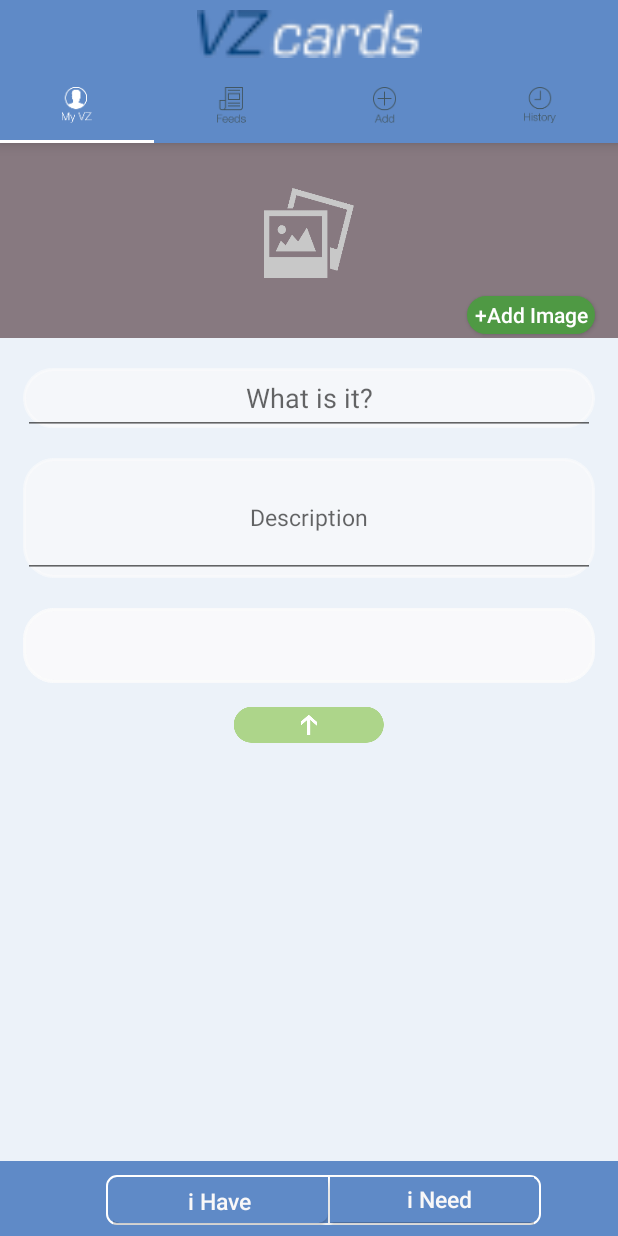
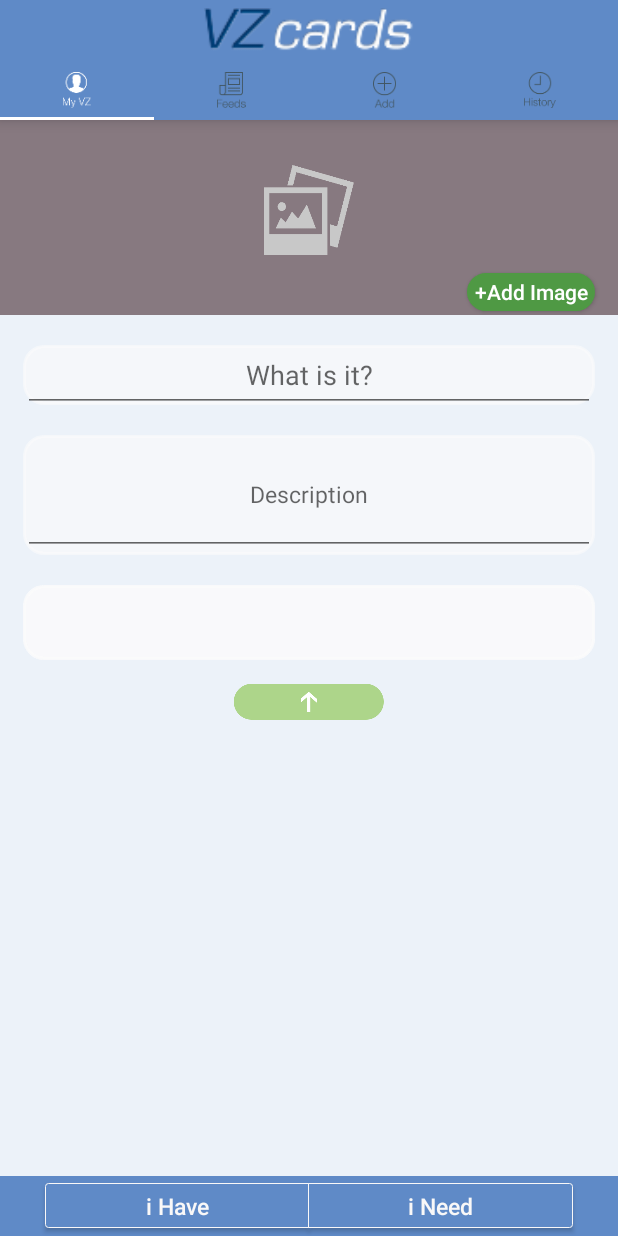
Before and after one commit to tools-zhao/VZCardsAndroid, an Android app: the fragment AddActivity placed in its activity, on a phone screen of 412 x 824 dp. Run offline under Robolectric (Android 15) with nearby library versions, the phone set to English and light mode, and no system bars.

Commit message:
updated buttons

```diff
--- a/vzcards/app/src/main/java/com/bitjini/vzcards/Referal_Activity.java
+++ b/vzcards/app/src/main/java/com/bitjini/vzcards/Referal_Activity.java
@@ -23,7 +23,7 @@ public class Referal_Activity extends Fragment {
 
         Button vzfrnds=(Button) referral.findViewById(R.id.vzfrnds);
 
-        profilebtn.setOnClickListener(new View.OnClickListener() {
+        profilebtn.setOnClickListener(this);
             @Override
             public void onClick(View v)
             {
@@ -39,7 +39,7 @@ public class Referal_Activity extends Fragment {
                         .commit();
 
             }
-        });
+
         vzfrnds.setOnClickListener(new View.OnClickListener() {
             @Override
             public void onClick(View v)
--- a/vzcards/app/src/main/res/drawable-xxhdpi/button_color.xml
+++ b/vzcards/app/src/main/res/drawable-xxhdpi/button_color.xml
@@ -2,26 +2,34 @@
 <selector xmlns:android="http://schemas.android.com/apk/res/android">
     <item
         android:state_pressed="true">
+
         <shape android:shape="rectangle">
+
             <solid android:color="#f9f8f8"/>
             <padding android:left="5dp"
                 android:top="5dp"
                 android:right="5dp"
                 android:bottom="5dp"/>
 
-            <corners android:radius="10px"/>
+            <corners android:radius="10dp"
+                android:bottomRightRadius="0dp" android:bottomLeftRadius="2dp"
+                android:topLeftRadius="2dp" android:topRightRadius="0dp"/>
         </shape>
     </item>
     <item
         android:state_pressed="false">
         <shape android:shape="rectangle"  >
+            <stroke  android:width="0.9dp"
+                android:color="#f9f8f8"/>
             <solid android:color="#5f8ac7"/>
             <padding android:left="5dp"
                 android:top="5dp"
                 android:right="5dp"
                 android:bottom="5dp"/>
 
-            <corners android:radius="10px"/>
+            <corners android:radius="10dp"
+                android:bottomRightRadius="0dp" android:bottomLeftRadius="2dp"
+                android:topLeftRadius="2dp" android:topRightRadius="0dp"/>
         </shape>
     </item>
 </selector>
--- a/vzcards/app/src/main/res/drawable-xxhdpi/button_color2.xml
+++ b/vzcards/app/src/main/res/drawable-xxhdpi/button_color2.xml
@@ -2,13 +2,17 @@
 <selector xmlns:android="http://schemas.android.com/apk/res/android">
         <item
             android:state_pressed="true">
+
             <shape android:shape="rectangle">
+
                 <solid android:color="#f9f8f8"/>
             </shape>
         </item>
         <item
             android:state_pressed="false">
             <shape android:shape="rectangle"  >
+                <stroke  android:width="0.9dp"
+                    android:color="#f9f8f8"/>
                 <solid android:color="#5f8ac7"/>
             </shape>
         </item>
--- /dev/null
+++ b/vzcards/app/src/main/res/drawable-xxhdpi/button_color3.xml
@@ -0,0 +1,35 @@
+<?xml version="1.0" encoding="utf-8"?>
+<selector xmlns:android="http://schemas.android.com/apk/res/android">
+    <item
+        android:state_pressed="true">
+
+        <shape android:shape="rectangle">
+
+            <solid android:color="#f9f8f8"/>
+            <padding android:left="5dp"
+                android:top="5dp"
+                android:right="5dp"
+                android:bottom="5dp"/>
+
+            <corners android:radius="10dp"
+                android:bottomRightRadius="2dp" android:bottomLeftRadius="0dp"
+                android:topLeftRadius="0dp" android:topRightRadius="2dp"/>
+        </shape>
+    </item>
+    <item
+        android:state_pressed="false">
+        <shape android:shape="rectangle"  >
+            <stroke  android:width="0.9dp"
+                android:color="#f9f8f8"/>
+            <solid android:color="#5f8ac7"/>
+            <padding android:left="5dp"
+                android:top="5dp"
+                android:right="5dp"
+                android:bottom="5dp"/>
+
+            <corners android:radius="10dp"
+                android:bottomRightRadius="2dp" android:bottomLeftRadius="0dp"
+                android:topLeftRadius="0dp" android:topRightRadius="2dp"/>
+        </shape>
+    </item>
+</selector>
--- a/vzcards/app/src/main/res/drawable-xxhdpi/drawable_edit.xml
+++ b/vzcards/app/src/main/res/drawable-xxhdpi/drawable_edit.xml
@@ -7,12 +7,12 @@
             <stroke android:width="0.9dp"
                 android:color="#ffffff"/>
 
-            <padding android:left="5dp"
-                android:top="5dp"
-                android:right="5dp"
-                android:bottom="5dp"/>
+            <padding android:left="2dp"
+                android:top="2dp"
+                android:right="2dp"
+                android:bottom="2dp"/>
 
-            <corners android:radius="10px"/>
+            <corners android:radius="5px"/>
         </shape>
     </item>
 </selector>
--- a/vzcards/app/src/main/res/drawable-xxhdpi/my_vz_profile.xml
+++ b/vzcards/app/src/main/res/drawable-xxhdpi/my_vz_profile.xml
@@ -3,8 +3,8 @@
 <selector xmlns:android="http://schemas.android.com/apk/res/android">
     <item
         android:state_selected="true"
-        android:drawable="@drawable/my_vz_s" />
+        android:drawable="@drawable/myvz_s" />
     <item
         android:state_selected="false"
-        android:drawable="@drawable/myvz" />
+        android:drawable="@drawable/myvz_ds" />
 </selector>
--- a/vzcards/app/src/main/res/drawable-xxhdpi/text_drawable.xml
+++ b/vzcards/app/src/main/res/drawable-xxhdpi/text_drawable.xml
@@ -9,7 +9,7 @@
                 android:color="#97fbfbfc" />
 
             <corners
-                android:radius="30px"/>
+                android:radius="20px"/>
         </shape>
     </item>
 </selector>
--- a/vzcards/app/src/main/res/layout/add_layout.xml
+++ b/vzcards/app/src/main/res/layout/add_layout.xml
@@ -139,49 +139,44 @@
 
     <LinearLayout
         android:layout_width="match_parent"
-        android:layout_height="50dp"
+        android:layout_height="40dp"
         android:background="#5f8ac7"
         android:layout_marginBottom="0dp"
+        android:id="@+id/l8"
         android:layout_alignParentBottom="true"
         android:layout_gravity="bottom"
-        android:gravity="center_horizontal">
-        <LinearLayout
-            android:layout_width="290dp"
-            android:layout_marginTop="1dp"
-            android:layout_marginLeft="20dp"
-            android:background="@drawable/drawable1"
-            android:paddingTop="0dp"
-            android:paddingBottom="0dp"
-            android:layout_height="33dp"
-            android:layout_gravity="center">
+        android:orientation="horizontal"
+        android:weightSum="2"
+        android:gravity="center">
+
             <Button
-                android:layout_width="145dp"
+                android:layout_width="0dp"
                 android:layout_height="30dp"
                 android:id="@+id/ihave"
-                android:layout_marginTop="0.2dp"
                 android:background="@drawable/button_color"
                 android:textColor="@drawable/text_color"
                 android:text="i Have"
                 android:textSize="15sp"
                 android:textAllCaps="false"
-                android:layout_marginLeft="-2dp"
+                android:layout_marginLeft="30dp"
+                android:layout_weight="1"
                 android:layout_gravity="center_vertical"/>
-            <View
-                android:layout_width="1dp"
-                android:layout_height="33dp"
-                android:background="#ffffff"/>
+
             <Button
-                android:layout_width="145dp"
+                android:layout_width="0dp"
                 android:layout_height="30dp"
                 android:id="@+id/ineed"
                 android:textSize="15sp"
                 android:text="i Need"
-                android:background="@drawable/button_color2"
+                android:background="@drawable/button_color3"
                 android:textColor="@drawable/text_color"
                 android:textAllCaps="false"
+                android:layout_marginRight="30dp"
+                android:layout_marginLeft="-1dp"
+                android:layout_weight="1"
                 android:layout_gravity="center_vertical"/>
 
-        </LinearLayout>
+
 
     </LinearLayout>
 
--- a/vzcards/app/src/main/res/layout/profile_layout.xml
+++ b/vzcards/app/src/main/res/layout/profile_layout.xml
@@ -52,7 +52,7 @@
         <ImageView
             android:layout_width="40dp"
             android:layout_height="40dp"
-            android:src="@drawable/no_pic_placeholder"
+            android:src="@drawable/no_pic_placeholder_white"
             android:layout_gravity="center"
             android:background="@drawable/drawable2"
             android:layout_marginLeft="20dp"
@@ -66,13 +66,16 @@
         android:background="#434951"
         android:id="@+id/l3"
         android:layout_below="@+id/l2"
-        android:gravity="center_horizontal">
+        android:gravity="right">
         <Button
             android:layout_width="80dp"
-            android:layout_height="30dp"
+            android:layout_height="25dp"
             android:text="Edit"
             android:id="@+id/edit"
-             android:layout_marginLeft="260dp"
+            android:layout_marginRight="10dp"
+            android:layout_alignParentRight="true"
+            android:layout_gravity="center_vertical"
+            android:gravity="center"
             android:textColor="#ffffff"
             android:background="@drawable/drawable_edit"/>
     </LinearLayout>
@@ -90,14 +93,19 @@
         android:layout_gravity="center_horizontal">
     <TextView
         android:layout_width="100dp"
-        android:layout_height="40dp"
+        android:layout_height="match_parent"
         android:text="Industry:"
-        android:gravity="center"/>
+        android:layout_marginTop="7dp"
+        android:layout_marginStart="10dp"
+        android:layout_gravity="center"
+        android:gravity="left"/>
         <TextView
             android:layout_width="200dp"
-            android:layout_height="40dp"
+            android:layout_height="match_parent"
             android:id="@+id/industry"
-            android:gravity="center"/>
+            android:layout_marginTop="7dp"
+            android:layout_gravity="center"
+            android:gravity="left"/>
         </LinearLayout>
 
     <LinearLayout
@@ -112,14 +120,19 @@
         android:layout_marginRight="10dp">
         <TextView
             android:layout_width="100dp"
-            android:layout_height="40dp"
+            android:layout_height="match_parent"
             android:text="Company:"
-            android:gravity="center"/>
+            android:layout_marginTop="7dp"
+            android:layout_marginStart="10dp"
+            android:layout_gravity="center"
+            android:gravity="left"/>
         <TextView
             android:layout_width="200dp"
-            android:layout_height="40dp"
+            android:layout_height="match_parent"
             android:id="@+id/company"
-            android:gravity="center"/>
+            android:layout_marginTop="7dp"
+            android:layout_gravity="center"
+            android:gravity="left"/>
     </LinearLayout>
     <LinearLayout
         android:layout_width="match_parent"
@@ -133,98 +146,103 @@
         android:layout_marginTop="10dp">
         <TextView
             android:layout_width="100dp"
-            android:layout_height="40dp"
+            android:layout_height="match_parent"
             android:text="Email:"
-            android:gravity="center"/>
+            android:layout_marginTop="7dp"
+            android:layout_marginStart="10dp"
+            android:layout_gravity="center"
+            android:gravity="left"/>
         <TextView
             android:layout_width="200dp"
-            android:layout_height="40dp"
+            android:layout_height="match_parent"
             android:id="@+id/email"
-            android:gravity="center"/>
+            android:layout_marginTop="7dp"
+            android:layout_gravity="center"
+            android:gravity="left"/>
     </LinearLayout>
     <LinearLayout
         android:layout_width="match_parent"
-        android:layout_height="60dp"
+        android:layout_height="70dp"
         android:orientation="horizontal"
         android:background="@drawable/text_drawable"
         android:layout_marginLeft="10dp"
         android:layout_marginRight="10dp"
         android:layout_marginTop="10dp"
         android:id="@+id/l7"
-        android:layout_below="@id/l6">
+        android:layout_below="@+id/l6">
         <TextView
             android:layout_width="100dp"
             android:layout_height="match_parent"
             android:text="Address:"
-            android:gravity="center"/>
+            android:layout_marginTop="7dp"
+            android:layout_marginStart="10dp"
+            android:layout_gravity="center"
+            android:gravity="left"/>
 
         <TextView
             android:layout_width="200dp"
             android:layout_height="match_parent"
             android:id="@+id/address"
-            android:gravity="center"/>
+            android:layout_marginTop="7dp"
+            android:layout_gravity="center"
+            android:gravity="left"/>
     </LinearLayout>
 
 
     <LinearLayout
         android:layout_width="match_parent"
-        android:layout_height="50dp"
+        android:layout_height="40dp"
         android:background="#5f8ac7"
         android:layout_marginBottom="0dp"
         android:id="@+id/l8"
         android:layout_alignParentBottom="true"
         android:layout_gravity="bottom"
-        android:gravity="center_horizontal">
-        <LinearLayout
-            android:layout_width="280dp"
-            android:layout_marginTop="2dp"
-            android:background="@drawable/drawable1"
-            android:paddingTop="0dp"
-            android:paddingBottom="0dp"
-            android:layout_height="33dp"
-            android:layout_gravity="center">
+        android:orientation="horizontal"
+        android:weightSum="3"
+        android:gravity="center">
+
         <Button
-            android:layout_width="90dp"
+            android:layout_width="0dp"
             android:layout_height="30dp"
             android:id="@+id/profilebtn"
-            android:layout_marginTop="0.2dp"
             android:background="@drawable/button_color"
             android:textColor="@drawable/text_color"
             android:text="Profile"
             android:textSize="15sp"
             android:textAllCaps="false"
-            android:layout_marginLeft="-2dp"
+            android:layout_marginLeft="15dp"
+            android:layout_weight="1"
             android:layout_gravity="center_vertical"/>
-            <View
-                android:layout_width="1dp"
-                android:layout_height="35dp"
-                android:background="#ffffff"/>
+
         <Button
-            android:layout_width="90dp"
-            android:layout_height="31dp"
+            android:layout_width="0dp"
+            android:layout_height="30dp"
             android:id="@+id/vzfrnds"
             android:textSize="15sp"
             android:text="VZFriends"
             android:background="@drawable/button_color2"
             android:textColor="@drawable/text_color"
             android:textAllCaps="false"
+            android:layout_marginLeft="-1dp"
+            android:layout_weight="1"
             android:layout_gravity="center_vertical"/>
-            <View
-                android:layout_width="1dp"
-                android:layout_height="35dp"
-                android:background="#ffffff" />
+
         <Button
-            android:layout_width="95dp"
-            android:layout_height="31dp"
+            android:layout_width="0dp"
+            android:layout_height="30dp"
             android:id="@+id/referral"
             android:text="Referral"
-            android:background="@drawable/button_color"
+            android:textSize="15sp"
+            android:background="@drawable/button_color3"
             android:textColor="@drawable/text_color"
             android:textAllCaps="false"
+            android:layout_marginLeft="-1dp"
+            android:layout_weight="1"
+            android:layout_marginRight="15dp"
             android:layout_gravity="center_vertical"/>
         </LinearLayout>
 
-    </LinearLayout>
+
 
 </RelativeLayout>
 
--- a/vzcards/app/src/main/res/layout/prompt.xml
+++ b/vzcards/app/src/main/res/layout/prompt.xml
@@ -35,7 +35,7 @@
     <Button
         android:layout_width="100dp"
         android:layout_height="50dp"
-        android:text="btnOk"
+        android:text="Ok"
         android:id="@+id/btnOK"
         android:background="@drawable/drawable_btn"
         android:layout_gravity="center"
@@ -47,7 +47,7 @@
         <Button
             android:layout_width="100dp"
             android:layout_height="50dp"
-            android:text="btnResend"
+            android:text="Resend"
             android:id="@+id/btnResend"
             android:background="@drawable/drawable_btn"
             android:layout_gravity="center"/>
@@ -58,7 +58,7 @@
         <Button
             android:layout_width="100dp"
             android:layout_height="50dp"
-            android:text="btnCancel"
+            android:text="Cancel"
             android:id="@+id/btnCancel"
             android:background="@drawable/drawable_btn"
             android:layout_gravity="center"/>
--- a/vzcards/app/src/main/res/layout/viewpager_activty.xml
+++ b/vzcards/app/src/main/res/layout/viewpager_activty.xml
@@ -10,7 +10,7 @@
 
     <android.support.v7.widget.Toolbar
         android:layout_width="match_parent"
-        android:layout_height="45dp"
+        android:layout_height="40dp"
         android:id="@+id/toolbar"
         android:background="?attr/colorPrimary"
         android:elevation="6dp"
@@ -18,16 +18,16 @@
         android:theme="@style/ThemeOverlay.AppCompat.Dark.ActionBar"
         app:popupTheme="@style/ThemeOverlay.AppCompat.Light">
         <ImageView
-            android:layout_width="150dp"
-            android:layout_height="40dp"
-            android:src="@drawable/navbar_logo"
+            android:layout_width="140dp"
+            android:layout_height="35dp"
+            android:src="@drawable/navbarlogo2x"
             android:layout_gravity="center"/>
     </android.support.v7.widget.Toolbar>
 
     <android.support.design.widget.TabLayout
         android:id="@+id/tab_layout"
         android:layout_width="match_parent"
-        android:layout_height="50dp"
+        android:layout_height="40dp"
         android:layout_below="@+id/toolbar"
         android:background="?attr/colorPrimary"
         android:elevation="6dp"
```
Also changed, not shown: vzcards/app/src/main/res/layout/contact_listview.xml (+21 -27 lines), vzcards/app/src/main/res/layout/ineed.xml (+16 -20 lines), vzcards/app/src/main/res/layout/ineed_history.xml (+18 -22 lines), vzcards/app/src/main/res/layout/referral.xml (+30 -30 lines).
